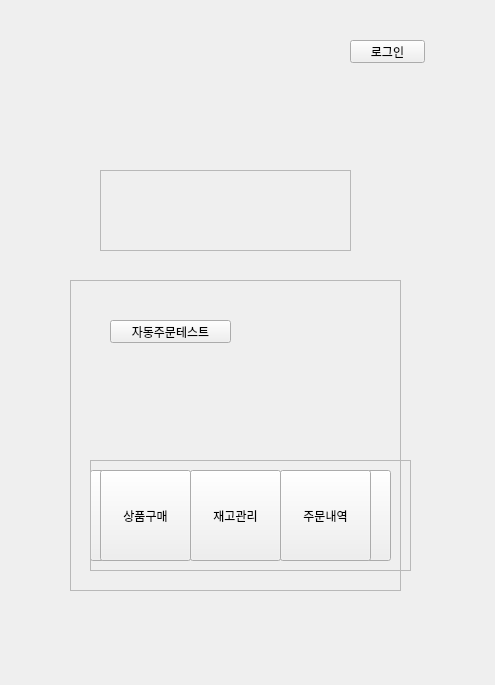
Above: ui/main.ui from ElisaBluebell/project7smartstore before the change. Below: the same form after it.
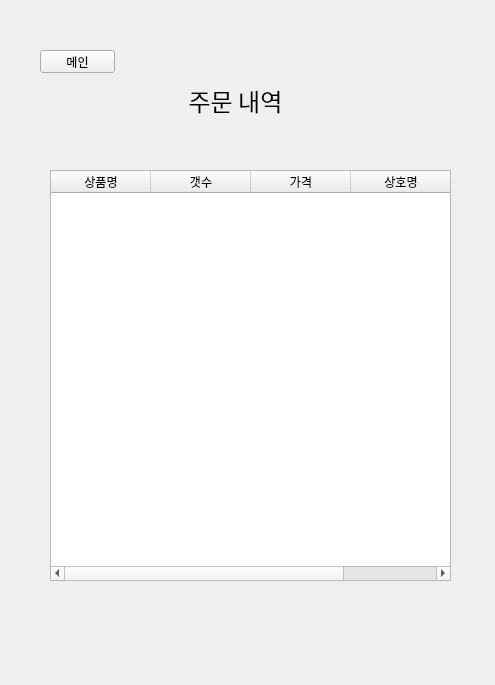
That is the form after the change.

```diff
--- a/ui/main.ui
+++ b/ui/main.ui
@@ -23,7 +23,7 @@
     </rect>
    </property>
    <property name="currentIndex">
-    <number>0</number>
+    <number>7</number>
    </property>
    <widget class="QWidget" name="page">
     <widget class="QLabel" name="MAIN_LB_loginfo">
@@ -930,84 +930,7 @@
      </property>
     </widget>
    </widget>
-   <widget class="QWidget" name="page_6">
-    <widget class="QLabel" name="bom_title_2">
-     <property name="geometry">
-      <rect>
-       <x>0</x>
-       <y>50</y>
-       <width>451</width>
-       <height>41</height>
-      </rect>
-     </property>
-     <property name="font">
-      <font>
-       <family>D2Coding</family>
-       <pointsize>18</pointsize>
-      </font>
-     </property>
-     <property name="text">
-      <string>주문 내역</string>
-     </property>
-     <property name="alignment">
-      <set>Qt::AlignCenter</set>
-     </property>
-    </widget>
-    <widget class="QTableWidget" name="MAIN_buylist">
-     <property name="geometry">
-      <rect>
-       <x>40</x>
-       <y>140</y>
-       <width>401</width>
-       <height>411</height>
-      </rect>
-     </property>
-     <property name="font">
-      <font>
-       <family>D2Coding</family>
-      </font>
-     </property>
-     <property name="editTriggers">
-      <set>QAbstractItemView::NoEditTriggers</set>
-     </property>
-     <attribute name="horizontalHeaderCascadingSectionResizes">
-      <bool>false</bool>
-     </attribute>
-     <column>
-      <property name="text">
-       <string>상품명</string>
-      </property>
-     </column>
-     <column>
-      <property name="text">
-       <string>갯수</string>
-      </property>
-     </column>
-     <column>
-      <property name="text">
-       <string>가격</string>
-      </property>
-     </column>
-     <column>
-      <property name="text">
-       <string>상호명</string>
-      </property>
-     </column>
-    </widget>
-    <widget class="QPushButton" name="BT_toMain3">
-     <property name="geometry">
-      <rect>
-       <x>30</x>
-       <y>20</y>
-       <width>75</width>
-       <height>23</height>
-      </rect>
-     </property>
-     <property name="text">
-      <string>메인</string>
-     </property>
-    </widget>
-   </widget>
+   <widget class="QWidget" name="page_6"/>
    <widget class="QWidget" name="page_7">
     <widget class="QLabel" name="bom_selltitle">
      <property name="geometry">
@@ -1127,6 +1050,84 @@
      </property>
     </widget>
    </widget>
+   <widget class="QWidget" name="page_8">
+    <widget class="QLabel" name="bom_title_2">
+     <property name="geometry">
+      <rect>
+       <x>0</x>
+       <y>70</y>
+       <width>451</width>
+       <height>41</height>
+      </rect>
+     </property>
+     <property name="font">
+      <font>
+       <family>D2Coding</family>
+       <pointsize>18</pointsize>
+      </font>
+     </property>
+     <property name="text">
+      <string>주문 내역</string>
+     </property>
+     <property name="alignment">
+      <set>Qt::AlignCenter</set>
+     </property>
+    </widget>
+    <widget class="QTableWidget" name="MAIN_buylist">
+     <property name="geometry">
+      <rect>
+       <x>40</x>
+       <y>160</y>
+       <width>401</width>
+       <height>411</height>
+      </rect>
+     </property>
+     <property name="font">
+      <font>
+       <family>D2Coding</family>
+      </font>
+     </property>
+     <property name="editTriggers">
+      <set>QAbstractItemView::NoEditTriggers</set>
+     </property>
+     <attribute name="horizontalHeaderCascadingSectionResizes">
+      <bool>false</bool>
+     </attribute>
+     <column>
+      <property name="text">
+       <string>상품명</string>
+      </property>
+     </column>
+     <column>
+      <property name="text">
+       <string>갯수</string>
+      </property>
+     </column>
+     <column>
+      <property name="text">
+       <string>가격</string>
+      </property>
+     </column>
+     <column>
+      <property name="text">
+       <string>상호명</string>
+      </property>
+     </column>
+    </widget>
+    <widget class="QPushButton" name="BT_toMain3">
+     <property name="geometry">
+      <rect>
+       <x>30</x>
+       <y>40</y>
+       <width>75</width>
+       <height>23</height>
+      </rect>
+     </property>
+     <property name="text">
+      <string>메인</string>
+     </property>
+    </widget>
+   </widget>
   </widget>
  </widget>
  <resources/>
```
